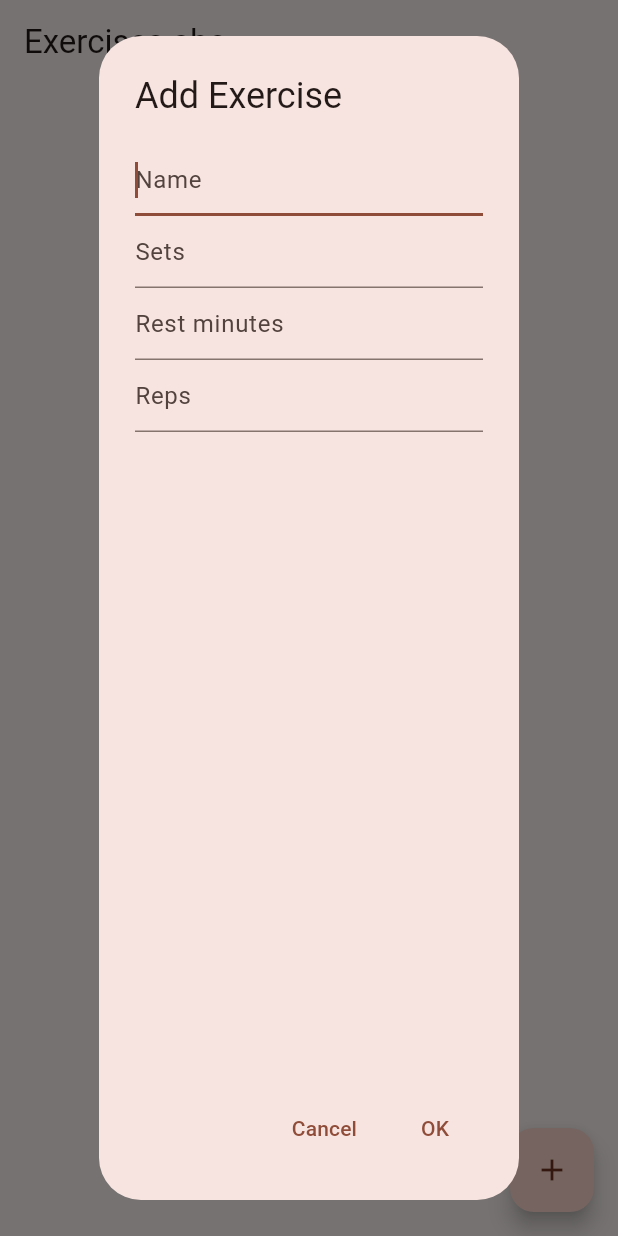
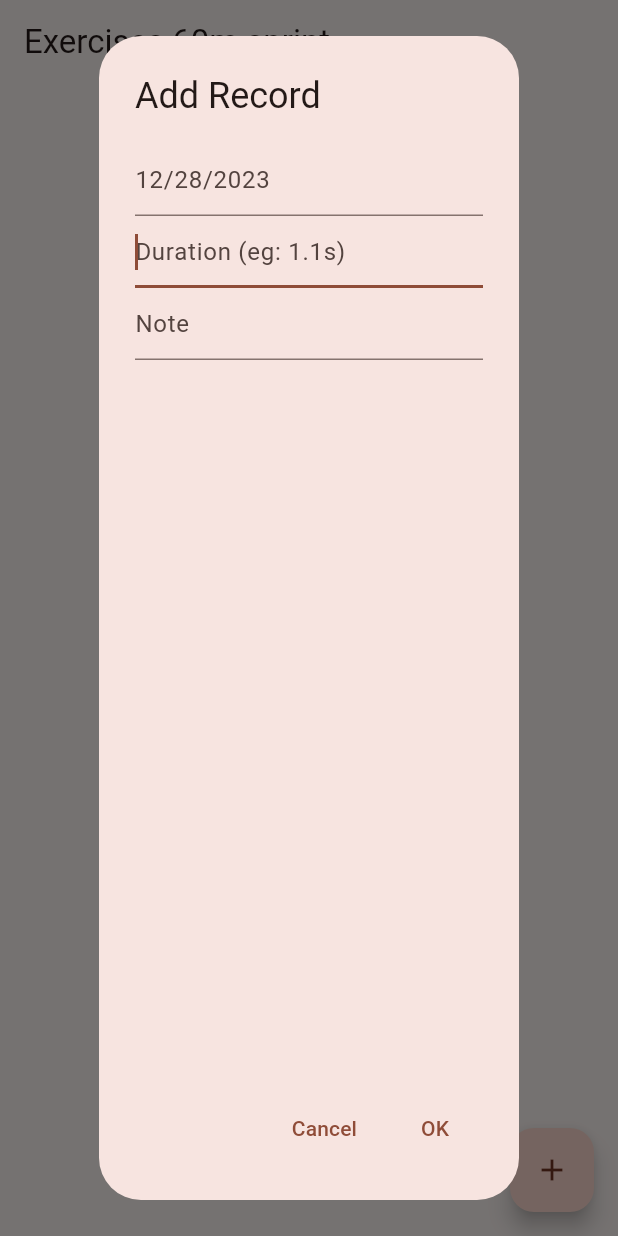
Before and after one commit to han8129/threshold, a Flutter app: the Index screen opened directly, after a tap on the "add" icon, on a phone screen of 412 x 824 dp. Run offline on Flutter 3.47's test engine with Material 2 defaults, Android fonts, the phone set to English and light mode, and no system bars; our stand-ins replace sqflite, sqflite_common, sqflite_common_ffi; missing offline and left inert: dart:ffi, redis; accounts and stored records are empty.

Commit message:
implements basic record.create page

```diff
--- a/lib/database/records.dart
+++ b/lib/database/records.dart
@@ -28,16 +28,16 @@ CREATE TABLE IF NOT EXISTS "$tableName" (
     return await database.insert(tableName, record.toMap());
   }
 
-  Future<List<Record>> getAll() async {
+  Future<List<Record>> getAllByExerciseId(String id) async {
     final database = await DatabaseService().database;
 
     final records =
-        await database.rawQuery('''select distinct * from $tableName;''');
+        await database.rawQuery('''select distinct * from $tableName where exercise_id = "$id"''');
 
     var list = <Record>[];
+    Exercise exercise =
+    await ExerciseTable().getById(id);
     records.forEach((element) async {
-      Exercise exercise =
-          await ExerciseTable().getById(element[columnExerciseId] as String);
 
       list.add(Record(exercise, element[columnDurationSeconds] as double,
           DateTime.parse(element[columnDate] as String)));
--- a/lib/main.dart
+++ b/lib/main.dart
@@ -17,6 +17,6 @@ void main() {
          useMaterial3: true,
          colorScheme: ColorScheme.fromSeed(seedColor: Colors.deepOrange),
        ),
-       home: Index(exercise: Exercise('abc', 3, 3.0, 1)),
+       home: Index(exercise: Exercise('60m sprint', 3, 3.0, 1)),
      ));
    }
--- a/lib/model/record.dart
+++ b/lib/model/record.dart
@@ -1,3 +1,5 @@
+import 'package:intl/intl.dart';
+
 import '/model/exercise.dart';
 
 const columnId = 'id';
@@ -13,7 +15,7 @@ class Record {
   late DateTime date;
   String? note;
 
-  Record(this.exercise, this.durationInSeconds, this.date) {
+  Record(this.exercise, this.durationInSeconds, this.date, [this.note]) {
     id = exercise.name + durationInSeconds.toString() + date.toString();
   }
 
@@ -25,7 +27,7 @@ class Record {
     return <String, Object?>{
       columnId: id,
       columnExerciseId: exercise.id,
-      columnDate: date,
+      columnDate: date.toString().substring(0, 10),
       columnDurationSeconds: durationInSeconds,
       columnNote: note,
     };
--- a/lib/view/record/create.dart
+++ b/lib/view/record/create.dart
@@ -1,34 +1,44 @@
+import 'package:intl/intl.dart';
+
+import '../../model/record.dart';
+
 import '../../model/exercise.dart';
 import 'package:flutter/material.dart';
 
-class CreateExerciseWidget extends StatelessWidget {
-  final Exercise? exercise;
-  final ValueChanged<Exercise> onSubmit;
-  final name = TextEditingController();
-  final sets = TextEditingController();
-  final restMinutes = TextEditingController();
-  final reps = TextEditingController();
+class Create extends StatelessWidget {
+  final ValueChanged<Record> onSubmit;
+  final dateField = TextEditingController();
+  final durationField = TextEditingController();
+  final noteField = TextEditingController();
   final formKey = GlobalKey<FormState>();
+  final Exercise exercise;
 
-  CreateExerciseWidget({
+  Create({
     Key? key,
-    this.exercise,
+    required this.exercise,
     required this.onSubmit,
   }) : super(key: key);
 
   @override
   Widget build(BuildContext context) {
-    final isEditing = exercise != null;
     return AlertDialog(
-      title: Text(isEditing ? 'Edit Exercise' : 'Add Exercise'),
+      title: Text('Add Record'),
       content: Form(
           key: formKey,
           child: Column(
             children: [
-              getTextField(name, 'Name'),
-              getTextField(sets, 'Sets'),
-              getTextField(restMinutes, 'Rest minutes'),
-              getTextField(reps, 'Reps'),
+              TextFormField(
+                  autofocus: false,
+                  controller: dateField,
+                  decoration: InputDecoration(
+                      hintText: DateFormat.yMd().format(DateTime.now())),
+                  validator: (value) => (value == null)
+                      ? null
+                      : (DateTime.tryParse(value) != null)
+                          ? 'Invalid Date'
+                          : null),
+              getTextField(durationField, 'Duration (eg: 1.1s)'),
+              getTextField(noteField, 'Note'),
             ],
           )),
       actions: [
@@ -36,23 +46,29 @@ class CreateExerciseWidget extends StatelessWidget {
             onPressed: () => Navigator.pop(context),
             child: const Text('Cancel')),
         TextButton(
-            onPressed: () => {
-              if (formKey.currentState!.validate())
-                onSubmit(Exercise(name.text, int.parse(sets.text),
-                    double.parse(restMinutes.text), int.parse(reps.text)))
-            },
-            child: const Text('OK'))
+            onPressed: () => onSubmit(getNewRecord()), child: const Text('OK'))
       ],
     );
+  }
+
+  Record getNewRecord() {
+    DateTime date = (dateField.text.isEmpty)
+        ? DateTime.now()
+        : DateTime.parse(dateField.text);
+    double duration = double.parse(durationField.text);
+
+    return (noteField.text == '')
+        ? Record(exercise, duration, date)
+        : Record(exercise, duration, date, noteField.text);
   }
 }
 
 Widget getTextField(TextEditingController controller, String label) {
-  return               TextFormField(
+  return TextFormField(
     autofocus: true,
     controller: controller,
     decoration: InputDecoration(hintText: label),
     validator: (value) =>
-    value != null && value.isEmpty ? '$label is required' : null,
+        value != null && value.isEmpty ? '$label is required' : null,
   );
 }
--- a/lib/view/record/index.dart
+++ b/lib/view/record/index.dart
@@ -1,4 +1,5 @@
 import 'package:demo_app_2/database/records.dart';
+import 'package:intl/intl.dart';
 
 import '../../model/exercise.dart';
 import '../../model/record.dart';
@@ -27,7 +28,7 @@ class _IndexState extends State<Index> {
 
   void getExercises() {
     setState(() {
-      futureRecords = recordsTable.getAll();
+      futureRecords = recordsTable.getAllByExerciseId(widget.exercise.id);
     });
   }
 
@@ -56,7 +57,7 @@ class _IndexState extends State<Index> {
               return ListView.separated(
                   itemBuilder: (context, index) {
                     final Record record = records[index];
-                    final String date = record.date.toString();
+                    final String date = DateFormat.yMd().format( record.date );
                     final duration = record.durationInSeconds.toString();
                     final note = record.note;
 
@@ -69,18 +70,18 @@ class _IndexState extends State<Index> {
                             style: TextStyle(fontWeight: FontWeight.bold),
                           ),
                           Text('$duration '),
-                          (note == null) ? Text('') :
-                            Text(
-                              'Note ',
-                              style: TextStyle(fontWeight: FontWeight.bold),
-                            ),
-
+                          (note == null)
+                              ? Text('')
+                              : Text(
+                                  'Note ',
+                                  style: TextStyle(fontWeight: FontWeight.bold),
+                                ),
                           (note == null) ? Text('') : Text('$note '),
                         ],
                       ),
                       trailing: IconButton(
                         onPressed: () async {
-                          recordsTable.getAll();
+                          recordsTable.getAllByExerciseId(widget.exercise.id);
                         },
                         icon: const Icon(
                           Icons.delete,
@@ -90,15 +91,15 @@ class _IndexState extends State<Index> {
                       onTap: () {
                         showDialog(
                             context: context,
-                            builder: (context) => CreateExerciseWidget(
-                                    onSubmit: (exercise) async {
-                                  await recordsTable.updateById(exercise.id);
+                            builder: (context) =>
+                                Create(onSubmit: (record) async {
+                                  await recordsTable.updateById(record.id);
 
-                                  recordsTable.getAll();
+                                  recordsTable.getAllByExerciseId(widget.exercise.id);
 
                                   if (!mounted) return;
                                   Navigator.of(context).pop();
-                                }));
+                                }, exercise: widget.exercise,));
                       },
                     );
                   },
@@ -114,8 +115,8 @@ class _IndexState extends State<Index> {
           onPressed: () {
             showDialog(
               context: context,
-              builder: (_) => CreateExerciseWidget(onSubmit: (exercise) async {
-                await recordsTable.create(exercise as Record);
+              builder: (_) => Create(exercise: widget.exercise, onSubmit: (exercise) async {
+                await recordsTable.create(exercise);
 
                 if (!mounted) return;
 
```
